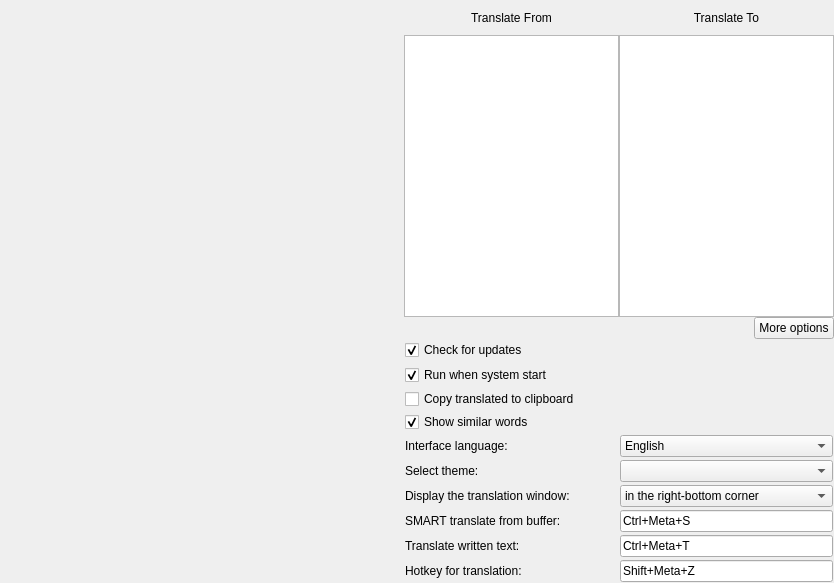
The window that src/widget.ui (NeiroNext/QuickTranslator) describes before a commit, drawn with Qt 5.
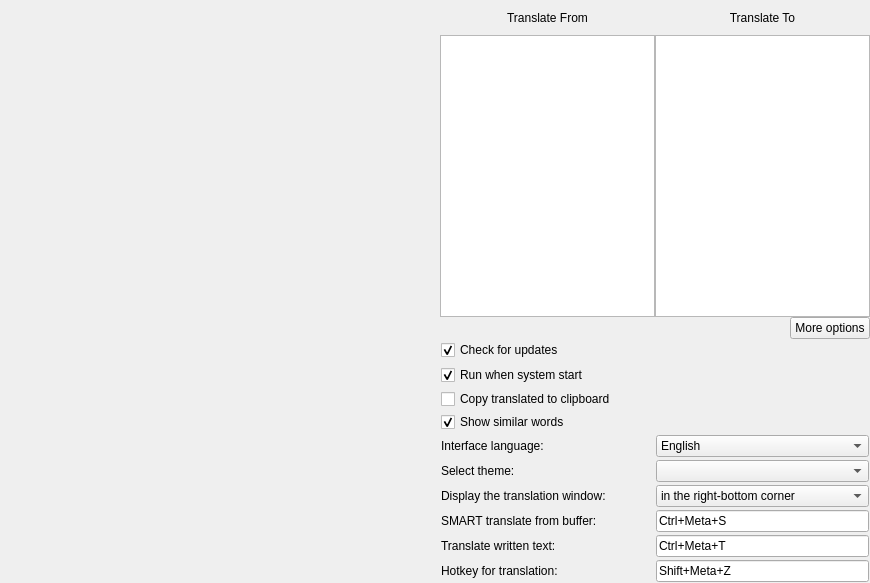
The same window after the commit. Icons and pictures are not drawn.

Patch:
```diff
--- a/src/widget.ui
+++ b/src/widget.ui
@@ -6,13 +6,13 @@
    <rect>
     <x>0</x>
     <y>0</y>
-    <width>834</width>
+    <width>870</width>
     <height>583</height>
    </rect>
   </property>
   <property name="minimumSize">
    <size>
-    <width>800</width>
+    <width>870</width>
     <height>400</height>
    </size>
   </property>
```
